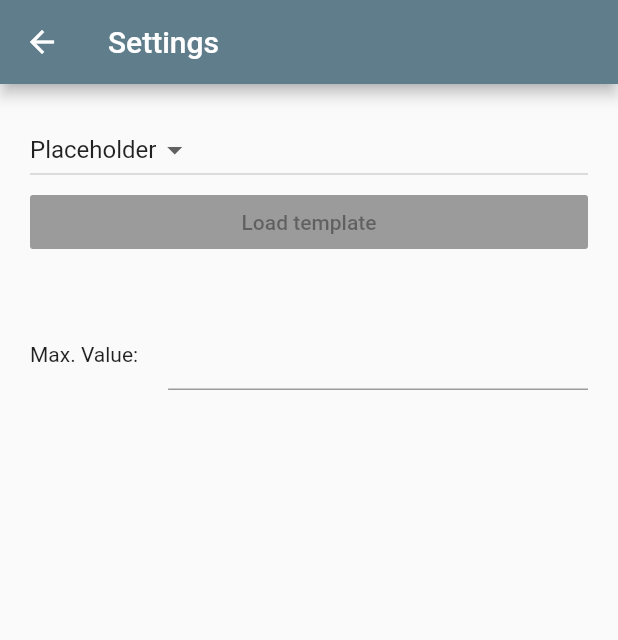
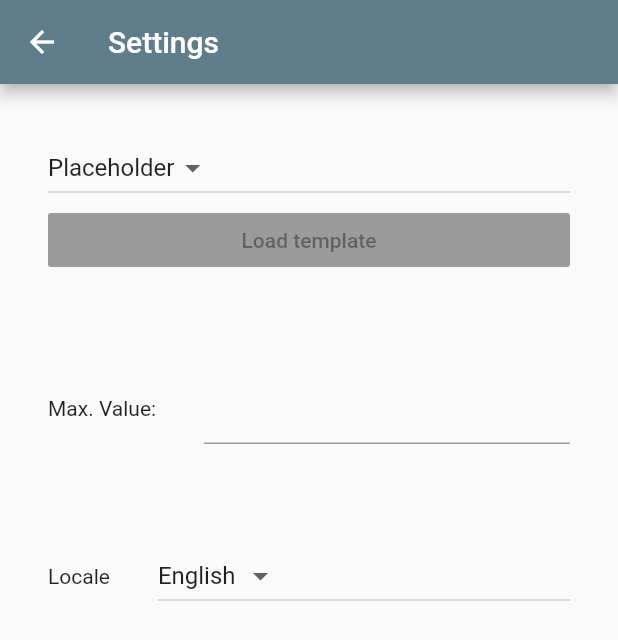
Before and after one commit to SoSayethSimon/ponder_sliders, a Flutter app: the screen it shows after launch, item 3 of the bottom bar chosen, on a phone screen of 412 x 824 dp. Shown: the top 640 px of the screen. Run offline on Flutter 3.47's test engine with Material 2 defaults, Android fonts, the phone set to English and light mode, and no system bars.

Commit message:
Localization initial state

```diff
--- /dev/null
+++ b/assets/locale/localization_de.json
@@ -0,0 +1,3 @@
+{
+    "LOCALE-SETTING": "Sprache"
+}
--- /dev/null
+++ b/assets/locale/localization_en.json
@@ -0,0 +1,3 @@
+{
+    "LOCALE-SETTING": "Locale"
+}
--- /dev/null
+++ b/lib/config/AppLocalization.dart
@@ -0,0 +1,30 @@
+import 'dart:convert';
+import 'dart:ui';
+
+import 'package:flutter/material.dart';
+import 'package:flutter/services.dart';
+
+class AppLocalization {
+  Locale _locale;
+  static Map<dynamic, dynamic> _localisedValues;
+
+  AppLocalization(this._locale);
+
+  static AppLocalization of(BuildContext context) {
+    return Localizations.of<AppLocalization>(context, AppLocalization);
+  }
+
+  static Future<AppLocalization> load(Locale locale) async {
+    AppLocalization appTranslations = AppLocalization(locale);
+    String jsonContent =
+    await rootBundle.loadString("assets/locale/localization_${locale.languageCode}.json");
+    _localisedValues = json.decode(jsonContent);
+    return appTranslations;
+  }
+
+  get currentLanguage => _locale.languageCode;
+
+  String text(String key) {
+    return _localisedValues[key] ?? "$key not found";
+  }
+}
--- /dev/null
+++ b/lib/config/AppLocalizationDelegate.dart
@@ -0,0 +1,25 @@
+import 'package:flutter/cupertino.dart';
+import 'package:ponder_sliders/config/AppLocalization.dart';
+import 'package:ponder_sliders/config/LocalizationChangeProvider.dart';
+
+class AppLocalizationDelegate extends LocalizationsDelegate<AppLocalization>{
+  final Locale newLocale;
+
+  const AppLocalizationDelegate({this.newLocale});
+
+  @override
+  bool isSupported(Locale locale) {
+    return LocalizationChangeProvider.supportedLanguagesCodes.contains(locale.languageCode);
+  }
+
+  @override
+  Future<AppLocalization> load(Locale locale) {
+    return AppLocalization.load(newLocale ?? locale);
+  }
+
+  @override
+  bool shouldReload(LocalizationsDelegate<AppLocalization> old) {
+    return true;
+  }
+
+}
--- /dev/null
+++ b/lib/config/LocalizationChangeProvider.dart
@@ -0,0 +1,32 @@
+import 'dart:ui';
+
+class LocalizationChangeProvider {
+  static final LocalizationChangeProvider _localizationChangeProvider = LocalizationChangeProvider._internal();
+
+  factory LocalizationChangeProvider() {
+    return _localizationChangeProvider;
+  }
+
+  LocalizationChangeProvider._internal();
+
+  static final List<String> supportedLanguages = [
+    "English",
+    "German",
+  ];
+
+  static final List<String> supportedLanguagesCodes = [
+    "en",
+    "de",
+  ];
+
+  final Map<String, String> namesForLanguageCodes =
+    Map.fromIterables(supportedLanguagesCodes, supportedLanguages);
+
+  Iterable<Locale> supportedLocales() =>
+      supportedLanguagesCodes.map<Locale>((language) => Locale(language, ""));
+
+  LocaleChangeCallback onLocaleChanged;
+}
+LocalizationChangeProvider localizationChangeProvider = LocalizationChangeProvider();
+
+typedef void LocaleChangeCallback(Locale locale);
--- a/lib/main.dart
+++ b/lib/main.dart
@@ -1,22 +1,51 @@
 import 'package:flutter/material.dart';
+import 'package:flutter_localizations/flutter_localizations.dart';
+import 'package:ponder_sliders/config/AppLocalizationDelegate.dart';
+import 'package:ponder_sliders/config/LocalizationChangeProvider.dart';
 import 'package:ponder_sliders/model/list_model.dart';
 import 'package:ponder_sliders/pages/landing_page.dart';
 import 'package:provider/provider.dart';
 
 void main() => runApp(
-    ChangeNotifierProvider(
-      builder: (context) => ListModel(),
-      child: MyApp()
-    )
-  );
+    ChangeNotifierProvider(builder: (context) => ListModel(), child: MyApp()));
 
-class MyApp extends StatelessWidget {
+class MyApp extends StatefulWidget {
+
+  @override
+  State<StatefulWidget> createState() => _MyAppState();
+
+}
+
+class _MyAppState extends State<MyApp> {
+  AppLocalizationDelegate _newLocaleDelegate;
+
+  @override
+  void initState() {
+    super.initState();
+    _newLocaleDelegate = AppLocalizationDelegate(newLocale: null);
+    localizationChangeProvider.onLocaleChanged = onLocaleChange;
+  }
+
   @override
   Widget build(BuildContext context) {
     return MaterialApp(
       title: 'Ponder Sliders',
       theme: ThemeData.light(),
       home: LandingPage('Ponder Sliders'),
+      localizationsDelegates: [
+        _newLocaleDelegate,
+        const AppLocalizationDelegate(),
+        GlobalMaterialLocalizations.delegate,
+        GlobalCupertinoLocalizations.delegate,
+        GlobalWidgetsLocalizations.delegate
+      ],
+      supportedLocales: localizationChangeProvider.supportedLocales(),
     );
   }
+
+  void onLocaleChange(Locale locale) {
+    setState(() {
+      _newLocaleDelegate = AppLocalizationDelegate(newLocale: locale);
+    });
+  }
 }
--- a/lib/model/list_model.dart
+++ b/lib/model/list_model.dart
@@ -4,7 +4,6 @@ import 'package:flutter/cupertino.dart';
 import 'package:ponder_sliders/model/aspect_model.dart';
 
 class ListModel extends ChangeNotifier {
-
   List<Aspect> _aspects = []
     ..add(Aspect('Funktionalität'))
     ..add(Aspect('Effizienz'))
--- a/lib/pages/settings_page.dart
+++ b/lib/pages/settings_page.dart
@@ -1,19 +1,20 @@
 import 'package:flutter/material.dart';
 import 'package:flutter/widgets.dart';
+import 'package:ponder_sliders/config/AppLocalization.dart';
+import 'package:ponder_sliders/config/LocalizationChangeProvider.dart';
 
 class SettingsPage extends StatefulWidget {
-
   @override
   State<StatefulWidget> createState() => _SettingsState();
-
 }
 
 class _SettingsState extends State<SettingsPage> {
-
-  String _dropdownValue = "Placeholder";
+  String _templateDropdown = "Placeholder";
+  Locale _localeDropdown;
 
   @override
   Widget build(BuildContext context) {
+    _localeDropdown = Localizations.localeOf(context);
     return Scaffold(
       appBar: AppBar(
         title: Text("Settings"),
@@ -22,27 +23,34 @@ class _SettingsState extends State<SettingsPage> {
       body: ListView(
         children: <Widget>[
           Container(
-            padding: const EdgeInsets.all(20),
-            child: Column(children: <Widget>[
-                Row(children: [Expanded(child: DropdownButton(
-                  value: _dropdownValue,
+            padding: const EdgeInsets.all(32),
+            child: Column(
+              children: <Widget>[
+                Row(children: [
+                  Expanded(
+                      child: DropdownButton(
+                    value: _templateDropdown,
                     items: [
-                    DropdownMenuItem(child: Text("Placeholder"), value: "Placeholder"),
+                      DropdownMenuItem(
+                          child: Text("Placeholder"), value: "Placeholder"),
                       DropdownMenuItem(child: Text("Just a test"), value: "1"),
                       DropdownMenuItem(child: Text("Second test"), value: "2"),
                     ],
                     onChanged: (String newValue) {
                       setState(() {
-                      _dropdownValue = newValue;
+                        _templateDropdown = newValue;
                       });
                     },
-                ))]),
-                Row(children: [Expanded(child: RaisedButton(child: Text("Load template")))]),
+                  ))
+                ]),
+                Row(children: [
+                  Expanded(child: RaisedButton(child: Text("Load template")))
+                ]),
               ],
             ),
           ),
           Container(
-            padding: const EdgeInsets.all(20),
+            padding: const EdgeInsets.all(32),
             child: Row(
               children: <Widget>[
                 Text("Max. Value:"),
@@ -51,9 +59,36 @@ class _SettingsState extends State<SettingsPage> {
                   child: TextField(
                     keyboardType: TextInputType.number,
                   ),
-                    padding: EdgeInsets.fromLTRB(20, 0, 0, 0),
+                  padding: EdgeInsets.fromLTRB(32, 0, 0, 0),
+                )),
+              ],
+            ),
+          ),
+          Container(
+            padding: const EdgeInsets.all(32),
+            child: Row(
+              children: <Widget>[
+                Text(AppLocalization.of(context).text("LOCALE-SETTING")),
+                Expanded(
+                  child: Padding(
+                    child: DropdownButton(
+                      value: _localeDropdown,
+                      onChanged: (Locale locale) {
+                        setState(() {
+                          localizationChangeProvider.onLocaleChanged(locale);
+                          _localeDropdown = locale;
+                        });
+                      },
+                      items: localizationChangeProvider.supportedLocales().map<DropdownMenuItem<Locale>>((locale) {
+                        return DropdownMenuItem<Locale>(
+                          child: Text(localizationChangeProvider.namesForLanguageCodes[locale.languageCode]),
+                          value: locale
+                        );
+                      }).toList(),
+                    ),
+                    padding: EdgeInsets.fromLTRB(32, 0, 0, 0),
+                  ),
                 )
-                ),
               ],
             ),
           ),
@@ -61,5 +96,4 @@ class _SettingsState extends State<SettingsPage> {
       ),
     );
   }
-
 }
--- a/pubspec.yaml
+++ b/pubspec.yaml
@@ -20,6 +20,9 @@ dependencies:
   provider: ^3.1.0+1
   flutter:
     sdk: flutter
+  flutter_localizations:
+    sdk: flutter
+  flutter_cupertino_localizations: ^1.0.1
 
   # The following adds the Cupertino Icons font to your application.
   # Use with the CupertinoIcons class for iOS style icons.
@@ -45,6 +48,9 @@ flutter:
   # assets:
   #  - images/a_dot_burr.jpeg
   #  - images/a_dot_ham.jpeg
+  assets:
+    - assets/locale/localization_en.json
+    - assets/locale/localization_de.json
 
   # An image asset can refer to one or more resolution-specific "variants", see
   # https://flutter.dev/assets-and-images/#resolution-aware.
```
Also changed, not shown: lib/pages/landing_page.dart (+24 -13 lines), lib/partials/aspect_dialog.dart (+5 -6 lines), lib/partials/aspect_entry.dart (+12 -8 lines), lib/partials/aspect_list.dart (+4 -6 lines), lib/partials/list_dialog.dart (+4 -3 lines), lib/model/aspect_model.dart (line endings or trailing spaces), pubspec.lock. Lines whose indentation alone changed are shown as unchanged.
